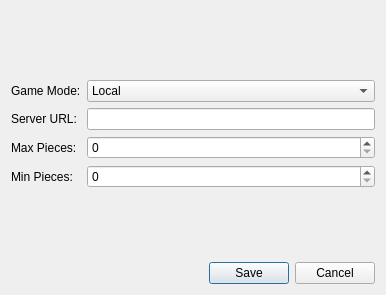
The window that ui_files/settings_window.ui (SuheybAden/Qt-Shax) describes before a commit, drawn with Qt 5.
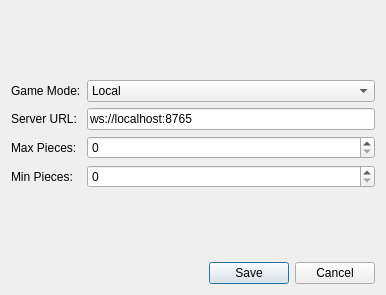
The same window after the commit.

```diff
--- a/ui_files/settings_window.ui
+++ b/ui_files/settings_window.ui
@@ -74,7 +74,11 @@
       </widget>
      </item>
      <item row="1" column="1">
-      <widget class="QLineEdit" name="urlLineEdit"/>
+      <widget class="QLineEdit" name="urlLineEdit">
+       <property name="text">
+        <string>ws://localhost:8765</string>
+       </property>
+      </widget>
      </item>
     </layout>
    </item>
```
